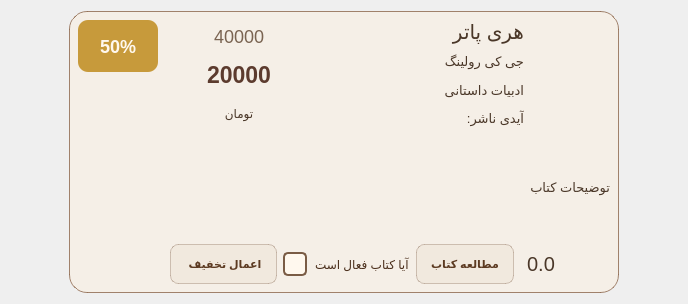
First picture: the form in Client/sharedbookcard.ui, repository Onyx1907/Lumina-EBook-Platform, before the edit.
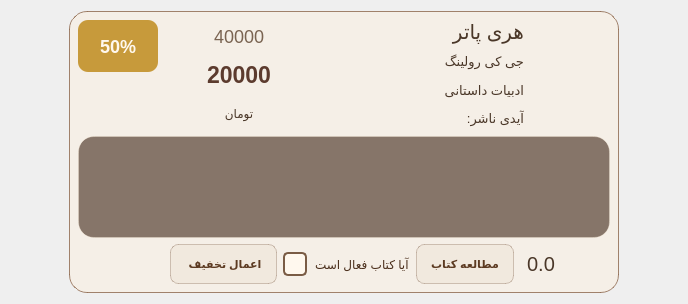
Second picture: the form after the edit. Icons and pictures are not drawn.

What changed in the file:
```diff
--- a/Client/sharedbookcard.ui
+++ b/Client/sharedbookcard.ui
@@ -10,6 +10,12 @@
     <height>304</height>
    </rect>
   </property>
+  <property name="sizePolicy">
+   <sizepolicy hsizetype="Preferred" vsizetype="MinimumExpanding">
+    <horstretch>0</horstretch>
+    <verstretch>0</verstretch>
+   </sizepolicy>
+  </property>
   <property name="windowTitle">
    <string>Form</string>
   </property>
@@ -379,34 +385,75 @@
        </layout>
       </item>
       <item>
-       <widget class="QLabel" name="description_label">
+       <widget class="QTextEdit" name="description_label">
+        <property name="sizePolicy">
+         <sizepolicy hsizetype="Preferred" vsizetype="Preferred">
+          <horstretch>0</horstretch>
+          <verstretch>0</verstretch>
+         </sizepolicy>
+        </property>
         <property name="minimumSize">
          <size>
-          <width>150</width>
-          <height>0</height>
+          <width>0</width>
+          <height>50</height>
          </size>
         </property>
         <property name="maximumSize">
          <size>
           <width>16777215</width>
-          <height>500</height>
+          <height>120</height>
          </size>
         </property>
         <property name="styleSheet">
-         <string notr="true">qproperty-alignment: 'AlignLeft | AlignVCenter';
-font-size: 13px;
+         <string notr="true">QTextEdit {
+    background: rgba(78, 56, 42, 170);
+    color: #F5EBDD;
+    border: 1px solid rgba(255, 240, 220, 70);
+    border-radius: 16px;
+    padding: 12px;
+    selection-background-color: rgba(201, 156, 99, 170);
+    selection-color: white;
+    font-size: 11pt;
+}
+
+QTextEdit:focus {
+    border: 2px solid rgba(214, 176, 122, 180);
+}
+
+QScrollBar:vertical {
+    background: transparent;
+    width: 12px;
+    margin: 4px;
+}
+
+QScrollBar::handle:vertical {
+    background: rgba(194, 148, 98, 180);
+    border-radius: 6px;
+    min-height: 35px;
+}
+
+QScrollBar::handle:vertical:hover {
+    background: rgba(222, 178, 124, 220);
+}
+
+QScrollBar::add-line:vertical,
+QScrollBar::sub-line:vertical {
+    height: 0px;
+}
+
+QScrollBar::add-page:vertical,
+QScrollBar::sub-page:vertical {
+    background: transparent;
+}
 </string>
         </property>
-        <property name="text">
-         <string>توضیحات کتاب</string>
+        <property name="verticalScrollBarPolicy">
+         <enum>Qt::ScrollBarAsNeeded</enum>
         </property>
-        <property name="textFormat">
-         <enum>Qt::PlainText</enum>
+        <property name="horizontalScrollBarPolicy">
+         <enum>Qt::ScrollBarAlwaysOff</enum>
         </property>
-        <property name="alignment">
-         <set>Qt::AlignLeading|Qt::AlignLeft|Qt::AlignVCenter</set>
-        </property>
-        <property name="wordWrap">
+        <property name="readOnly">
          <bool>true</bool>
         </property>
        </widget>
```
Left out of the diff: 3 changed lines with no effect on the pictures.
